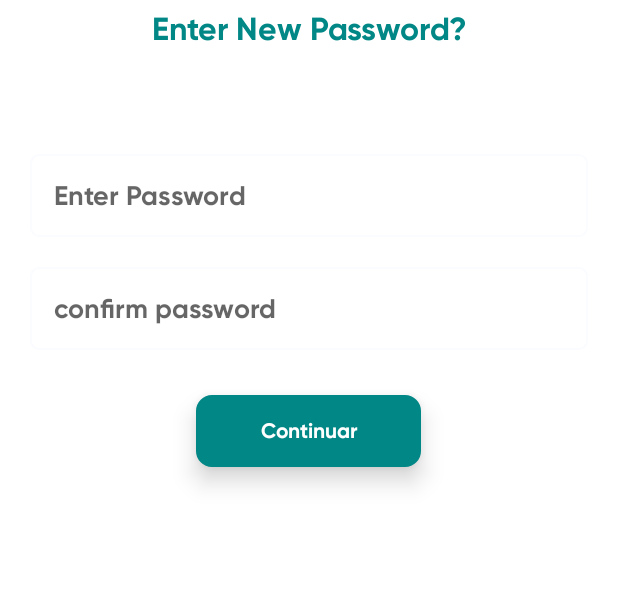
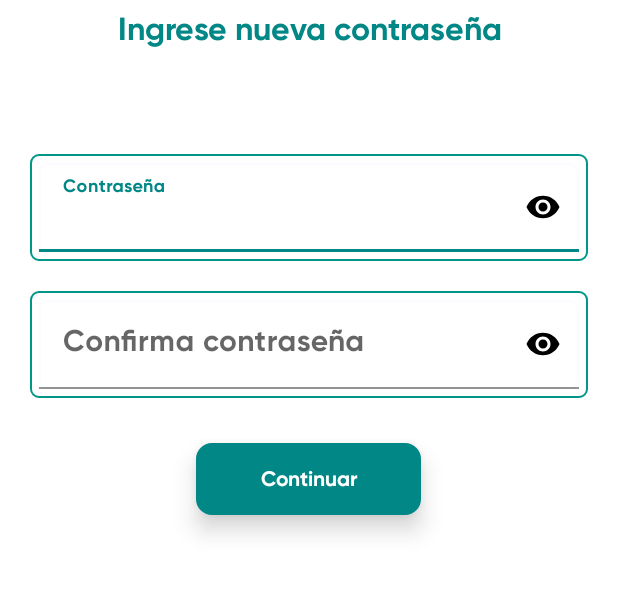
Before and after one commit to kerkly/KerklyV2.0, an Android app: the ChanegPasswordActivity screen opened directly, with no data from a screen before it, on a phone screen of 412 x 824 dp, the part 339-936 px from its top. Run offline under Robolectric (Android 15) with nearby library versions, the phone set to English and light mode, and no system bars; our stand-ins replace ButterKnife.

Commit message:
Change details visual

```diff
--- a/app/src/main/AndroidManifest.xml
+++ b/app/src/main/AndroidManifest.xml
@@ -4,6 +4,7 @@
     package="com.app.kerkly">
 
     <uses-permission android:name="android.permission.VIBRATE" />
+
     <uses-permission android:name="android.permission.INTERNET" />
     <uses-permission android:name="android.permission.ACCESS_COARSE_LOCATION" />
     <uses-permission android:name="android.permission.ACCESS_FINE_LOCATION" />
--- a/app/src/main/java/com/app/kerkly/activity/ChanegPasswordActivity.java
+++ b/app/src/main/java/com/app/kerkly/activity/ChanegPasswordActivity.java
@@ -51,15 +51,15 @@ public class ChanegPasswordActivity extends AppCompatActivity implements GetResu
     public boolean validation() {
 
         if (edPassword.getText().toString().isEmpty()) {
-            edPassword.setError("Enter Password");
+            edPassword.setError("Ingresa contraseña");
             return false;
         }
         if (edConPassword.getText().toString().isEmpty()) {
-            edConPassword.setError("Enter Confirm");
+            edConPassword.setError("Ingresa contraseña");
             return false;
         }
         if (!edConPassword.getText().toString().equals(edPassword.getText().toString())) {
-            edConPassword.setError("Mismatch Password");
+            edConPassword.setError("Las contraseñas no coinciden");
             edPassword.setError("Mismatch Password");
             return false;
         }
--- a/app/src/main/java/com/app/kerkly/activity/IntroActivity.java
+++ b/app/src/main/java/com/app/kerkly/activity/IntroActivity.java
@@ -60,13 +60,13 @@ public class IntroActivity extends AppCompatActivity {
         extensiblePageIndicator.initViewPager(vpPager);
 
 
-        /*
+
         if(!isFirstTime()){
             startActivity(new Intent(IntroActivity.this, LoginActivity.class));
             finish();
         }
 
-         */
+
         vpPager.addOnPageChangeListener(new ViewPager.OnPageChangeListener() {
             @Override
             public void onPageScrolled(int position, float positionOffset, int positionOffsetPixels) {
--- a/app/src/main/java/com/app/kerkly/utils/CustPrograssbar.java
+++ b/app/src/main/java/com/app/kerkly/utils/CustPrograssbar.java
@@ -10,7 +10,7 @@ import android.util.Log;
 import com.app.kerkly.R;
 
 public class CustPrograssbar {
-    ProgressDialog progressDialog;
+
 
     Dialog epicDialog2;
 
@@ -19,10 +19,10 @@ public class CustPrograssbar {
         epicDialog2 = new Dialog(context);
         epicDialog2.setContentView(R.layout.progress_layout);
         epicDialog2.getWindow().setBackgroundDrawable(new ColorDrawable(Color.TRANSPARENT));
+        epicDialog2.setCanceledOnTouchOutside(false);
         epicDialog2.show();
+
     }
-
-
 
 
     public void closePrograssBar() {
--- /dev/null
+++ b/app/src/main/res/drawable-v24/border2.xml
@@ -0,0 +1,19 @@
+<?xml version="1.0" encoding="utf-8"?>
+<selector xmlns:android="http://schemas.android.com/apk/res/android">
+    <item android:state_pressed="true">
+        <shape xmlns:android="http://schemas.android.com/apk/res/android"
+            android:shape="rectangle">
+            <stroke android:width="1dp" android:color="#009688" />
+            <corners android:bottomLeftRadius="5dp" android:bottomRightRadius="5dp" android:topLeftRadius="5dp" android:topRightRadius="5dp" />
+
+
+        </shape>
+    </item>
+    <item android:state_pressed="false">
+
+        <shape xmlns:android="http://schemas.android.com/apk/res/android" android:shape="rectangle">
+            <corners android:bottomLeftRadius="5dp" android:bottomRightRadius="5dp" android:topLeftRadius="5dp" android:topRightRadius="5dp" />
+            <stroke android:width="1dp" android:color="#009688" />
+        </shape>
+    </item>
+</selector>
--- a/app/src/main/res/layout/activity_chaneg_password.xml
+++ b/app/src/main/res/layout/activity_chaneg_password.xml
@@ -24,7 +24,7 @@
             android:layout_height="wrap_content"
             android:layout_marginTop="5dp"
             android:gravity="center"
-            android:text="Enter New Password?"
+            android:text="Ingrese nueva contraseña"
             android:textColor="@color/colorPrimary"
             android:textSize="21dp" />
         <View
@@ -41,20 +41,34 @@
             <LinearLayout
                 android:layout_width="match_parent"
                 android:layout_height="wrap_content"
-                android:background="@drawable/border"
+                android:background="@drawable/border2"
                 android:gravity="center"
                 android:orientation="vertical"
                 android:padding="6dp">
 
-                <EditText
+
+                <com.google.android.material.textfield.TextInputLayout
+                    app:passwordToggleEnabled = "true"
+                    app:passwordToggleTint="@color/black"
+                    app:passwordToggleDrawable="@drawable/ic_baseline_remove_red_eye_24"
+                    android:id="@+id/login_password_container"
+                    android:layout_width="match_parent"
+                    android:layout_height="wrap_content">
+
+                    <com.google.android.material.textfield.TextInputEditText
                         android:id="@+id/ed_password"
+
                         android:layout_width="match_parent"
                         android:layout_height="wrap_content"
-                    android:background="@null"
-                    android:hint="Enter Password"
+                        android:background="@drawable/border"
                         android:inputType="textPassword"
-                    android:padding="10dp"
-                    android:textColor="@color/black" />
+        android:hint="Contraseña"
+                        android:textColor="@color/black"
+                        android:textSize="20dp" />
+
+                </com.google.android.material.textfield.TextInputLayout>
+
+
 
             </LinearLayout>
 
@@ -65,20 +79,34 @@
             <LinearLayout
                 android:layout_width="match_parent"
                 android:layout_height="wrap_content"
-                android:background="@drawable/border"
+                android:background="@drawable/border2"
                 android:gravity="center"
                 android:orientation="vertical"
                 android:padding="6dp">
 
-                <EditText
+
+
+                <com.google.android.material.textfield.TextInputLayout
+                    app:passwordToggleEnabled = "true"
+                    app:passwordToggleTint="@color/black"
+                    app:passwordToggleDrawable="@drawable/ic_baseline_remove_red_eye_24"
+                    android:id="@+id/login_password_container"
+                    android:layout_width="match_parent"
+                    android:layout_height="wrap_content">
+
+                    <com.google.android.material.textfield.TextInputEditText
                         android:id="@+id/ed_conpassword1"
+android:hint="Confirma contraseña"
                         android:layout_width="match_parent"
                         android:layout_height="wrap_content"
-                    android:background="@null"
-                    android:hint="confirm password"
+                        android:background="@drawable/border"
                         android:inputType="textPassword"
-                    android:padding="10dp"
-                    android:textColor="@color/black" />
+
+                        android:textColor="@color/black"
+                        android:textSize="20dp" />
+
+                </com.google.android.material.textfield.TextInputLayout>
+
 
             </LinearLayout>
 
--- a/app/src/main/res/layout/activity_login.xml
+++ b/app/src/main/res/layout/activity_login.xml
@@ -103,11 +103,7 @@
                     android:layout_width="20dp"
                     android:layout_height="10dp" />
 
-                <TextView
-                    android:layout_width="wrap_content"
-                    android:layout_height="wrap_content"
-                    android:text="Welcome back!"
-                    android:textColor="@color/white" />
+
 
                 <View
                     android:layout_width="20dp"
```
Also changed, not shown: app/src/main/res/layout/activity_forgot.xml (+17 -11 lines), app/src/main/res/layout/activity_otp.xml (+6 -6 lines). Lines whose indentation alone changed are shown as unchanged.
